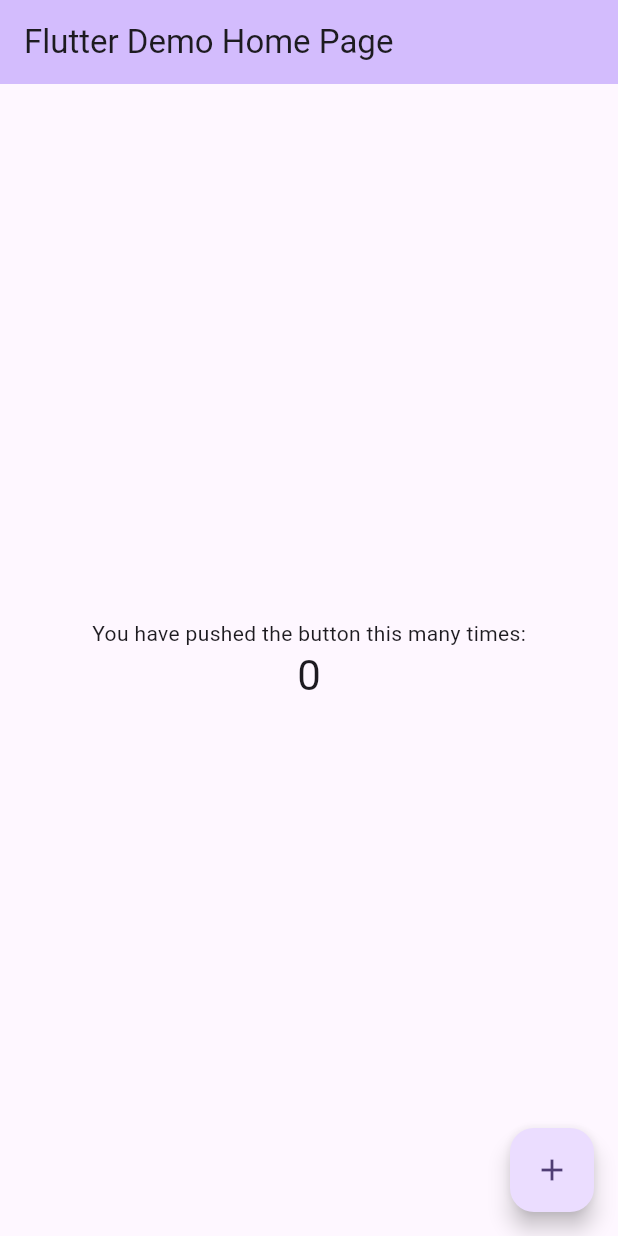
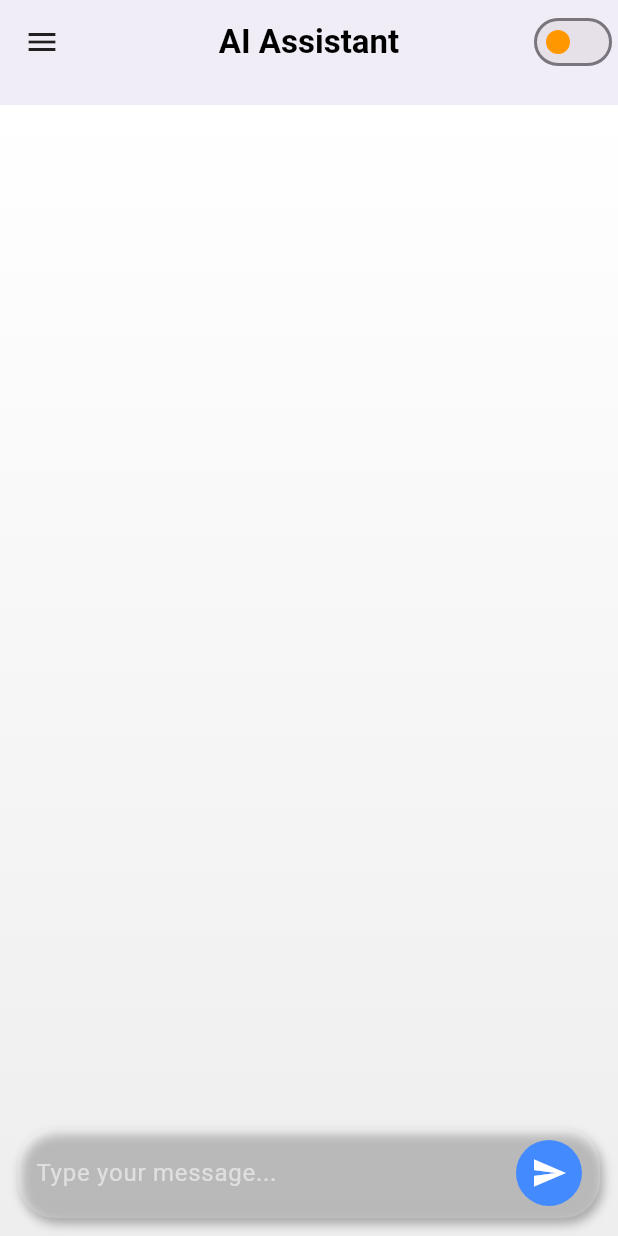
Before and after one commit to harmankaler-coder/Chat-App, a Flutter app: the screen it shows after launch, on a phone screen of 412 x 824 dp. Run offline on Flutter 3.47's test engine with Material 3 defaults, Android fonts, the phone set to English and light mode, and no system bars.

Commit message:
added ui elements

```diff
--- a/frontend/lib/main.dart
+++ b/frontend/lib/main.dart
@@ -1,125 +1,45 @@
 import 'package:flutter/material.dart';
+import 'screens/home_screen.dart';
 
 void main() {
   runApp(const MyApp());
 }
 
-class MyApp extends StatelessWidget {
+class MyApp extends StatefulWidget {
   const MyApp({super.key});
 
-  // This widget is the root of your application.
   @override
-  Widget build(BuildContext context) {
-    return MaterialApp(
-      title: 'Flutter Demo',
-      theme: ThemeData(
-        // This is the theme of your application.
-        //
-        // TRY THIS: Try running your application with "flutter run". You'll see
-        // the application has a purple toolbar. Then, without quitting the app,
-        // try changing the seedColor in the colorScheme below to Colors.green
-        // and then invoke "hot reload" (save your changes or press the "hot
-        // reload" button in a Flutter-supported IDE, or press "r" if you used
-        // the command line to start the app).
-        //
-        // Notice that the counter didn't reset back to zero; the application
-        // state is not lost during the reload. To reset the state, use hot
-        // restart instead.
-        //
-        // This works for code too, not just values: Most code changes can be
-        // tested with just a hot reload.
-        colorScheme: ColorScheme.fromSeed(seedColor: Colors.deepPurple),
-        useMaterial3: true,
-      ),
-      home: const MyHomePage(title: 'Flutter Demo Home Page'),
-    );
-  }
+  _MyAppState createState() => _MyAppState();
 }
 
-class MyHomePage extends StatefulWidget {
-  const MyHomePage({super.key, required this.title});
+class _MyAppState extends State<MyApp> {
+  bool _isDarkMode = false;
 
-  // This widget is the home page of your application. It is stateful, meaning
-  // that it has a State object (defined below) that contains fields that affect
-  // how it looks.
-
-  // This class is the configuration for the state. It holds the values (in this
-  // case the title) provided by the parent (in this case the App widget) and
-  // used by the build method of the State. Fields in a Widget subclass are
-  // always marked "final".
-
-  final String title;
-
-  @override
-  State<MyHomePage> createState() => _MyHomePageState();
-}
-
-class _MyHomePageState extends State<MyHomePage> {
-  int _counter = 0;
-
-  void _incrementCounter() {
+  void _toggleTheme() {
     setState(() {
-      // This call to setState tells the Flutter framework that something has
-      // changed in this State, which causes it to rerun the build method below
-      // so that the display can reflect the updated values. If we changed
-      // _counter without calling setState(), then the build method would not be
-      // called again, and so nothing would appear to happen.
-      _counter++;
+      _isDarkMode = !_isDarkMode;
     });
   }
 
   @override
   Widget build(BuildContext context) {
-    // This method is rerun every time setState is called, for instance as done
-    // by the _incrementCounter method above.
-    //
-    // The Flutter framework has been optimized to make rerunning build methods
-    // fast, so that you can just rebuild anything that needs updating rather
-    // than having to individually change instances of widgets.
-    return Scaffold(
-      appBar: AppBar(
-        // TRY THIS: Try changing the color here to a specific color (to
-        // Colors.amber, perhaps?) and trigger a hot reload to see the AppBar
-        // change color while the other colors stay the same.
-        backgroundColor: Theme.of(context).colorScheme.inversePrimary,
-        // Here we take the value from the MyHomePage object that was created by
-        // the App.build method, and use it to set our appbar title.
-        title: Text(widget.title),
+    return MaterialApp(
+      debugShowCheckedModeBanner: false,
+      themeMode: _isDarkMode ? ThemeMode.dark : ThemeMode.light,
+      theme: ThemeData(
+        brightness: Brightness.light,
+        primarySwatch: Colors.blue,
+        scaffoldBackgroundColor: Colors.white,
       ),
-      body: Center(
-        // Center is a layout widget. It takes a single child and positions it
-        // in the middle of the parent.
-        child: Column(
-          // Column is also a layout widget. It takes a list of children and
-          // arranges them vertically. By default, it sizes itself to fit its
-          // children horizontally, and tries to be as tall as its parent.
-          //
-          // Column has various properties to control how it sizes itself and
-          // how it positions its children. Here we use mainAxisAlignment to
-          // center the children vertically; the main axis here is the vertical
-          // axis because Columns are vertical (the cross axis would be
-          // horizontal).
-          //
-          // TRY THIS: Invoke "debug painting" (choose the "Toggle Debug Paint"
-          // action in the IDE, or press "p" in the console), to see the
-          // wireframe for each widget.
-          mainAxisAlignment: MainAxisAlignment.center,
-          children: <Widget>[
-            const Text(
-              'You have pushed the button this many times:',
-            ),
-            Text(
-              '$_counter',
-              style: Theme.of(context).textTheme.headlineMedium,
-            ),
-          ],
-        ),
+      darkTheme: ThemeData(
+        brightness: Brightness.dark,
+        primarySwatch: Colors.blue,
+        scaffoldBackgroundColor: Colors.black,
       ),
-      floatingActionButton: FloatingActionButton(
-        onPressed: _incrementCounter,
-        tooltip: 'Increment',
-        child: const Icon(Icons.add),
-      ), // This trailing comma makes auto-formatting nicer for build methods.
+      home: HomeScreen(
+        toggleTheme: _toggleTheme,
+        isDarkMode: _isDarkMode,
+      ),
     );
   }
 }
--- /dev/null
+++ b/frontend/lib/providers/chat_provider.dart
@@ -0,0 +1,21 @@
+class ChatProvider {
+  static final ChatProvider _instance = ChatProvider._internal();
+
+  factory ChatProvider() {
+    return _instance;
+  }
+
+  ChatProvider._internal();
+
+  final List<String> _chatHistory = [];
+
+  List<String> get chatHistory => _chatHistory;
+
+  void addMessage(String message) {
+    _chatHistory.add(message);
+  }
+
+  void clearChat() {
+    _chatHistory.clear();
+  }
+}
--- /dev/null
+++ b/frontend/lib/screens/home_screen.dart
@@ -0,0 +1,98 @@
+import 'package:flutter/material.dart';
+import '../providers/chat_provider.dart';
+import '../widgets/chat_list.dart';
+import '../widgets/input_bar.dart';
+
+class HomeScreen extends StatefulWidget {
+  final VoidCallback toggleTheme;
+  final bool isDarkMode;
+
+  const HomeScreen({super.key, required this.toggleTheme, required this.isDarkMode});
+
+  @override
+  _HomeScreenState createState() => _HomeScreenState();
+}
+
+class _HomeScreenState extends State<HomeScreen> {
+  final ChatProvider chatProvider = ChatProvider();
+  bool _isLoading = false;
+
+  void _sendMessage(String command) async {
+    if (command.isNotEmpty) {
+      setState(() {
+        chatProvider.addMessage("User: $command");
+        _isLoading = true;
+      });
+
+      String response = await Future.delayed(
+          const Duration(seconds: 2), () => "Processing: $command");
+
+      setState(() {
+        chatProvider.addMessage("Assistant: $response");
+        _isLoading = false;
+      });
+    }
+  }
+
+  @override
+  Widget build(BuildContext context) {
+    return Scaffold(
+      extendBodyBehindAppBar: false,
+      appBar: PreferredSize(
+        preferredSize: const Size.fromHeight(70),
+        child: AppBar(
+          backgroundColor: widget.isDarkMode ? Colors.black : Colors.white,
+          elevation: 5,
+          title: Text(
+            "AI Assistant",
+            style: TextStyle(
+              fontWeight: FontWeight.bold,
+              fontSize: 22,
+              color: widget.isDarkMode ? Colors.white : Colors.black,
+            ),
+          ),
+          centerTitle: true,
+          leading: IconButton(
+            icon: Icon(Icons.menu, color: widget.isDarkMode ? Colors.white : Colors.black87),
+            onPressed: () {},
+          ),
+          actions: [
+            Switch(
+              value: widget.isDarkMode,
+              onChanged: (value) => widget.toggleTheme(),
+              activeColor: Colors.blueAccent,
+              inactiveThumbColor: Colors.orange,
+            ),
+          ],
+        ),
+      ),
+      body: Container(
+        decoration: BoxDecoration(
+          gradient: LinearGradient(
+            colors: widget.isDarkMode
+                ? [Colors.black, Colors.grey[900]!]
+                : [Colors.white, Colors.grey[200]!],
+            begin: Alignment.topCenter,
+            end: Alignment.bottomCenter,
+          ),
+        ),
+        child: Column(
+          children: [
+            Expanded(
+              child: Padding(
+                padding: const EdgeInsets.only(top: 10.0), // Ensures chat starts below AppBar
+                child: ChatList(chatHistory: chatProvider.chatHistory, isDarkMode: widget.isDarkMode),
+              ),
+            ),
+            if (_isLoading)
+              const Padding(
+                padding: EdgeInsets.all(8.0),
+                child: CircularProgressIndicator(color: Colors.blueAccent),
+              ),
+            InputBar(onSend: _sendMessage),
+          ],
+        ),
+      ),
+    );
+  }
+}
--- /dev/null
+++ b/frontend/lib/widgets/chat_list.dart
@@ -0,0 +1,51 @@
+import 'package:flutter/material.dart';
+
+class ChatList extends StatelessWidget {
+  final List<String> chatHistory;
+  final bool isDarkMode;
+
+  const ChatList({super.key, required this.chatHistory, required this.isDarkMode});
+
+  @override
+  Widget build(BuildContext context) {
+    return ListView.builder(
+      padding: const EdgeInsets.symmetric(vertical: 10, horizontal: 10),
+      itemCount: chatHistory.length,
+      itemBuilder: (context, index) {
+        bool isUser = chatHistory[index].startsWith("User:");
+
+        return Align(
+          alignment: isUser ? Alignment.centerRight : Alignment.centerLeft,
+          child: Container(
+            margin: const EdgeInsets.symmetric(vertical: 6, horizontal: 12),
+            padding: const EdgeInsets.all(14),
+            decoration: BoxDecoration(
+              gradient: isUser
+                  ? const LinearGradient(colors: [Colors.blue, Colors.blueAccent])
+                  : LinearGradient(
+                  colors: isDarkMode
+                      ? [Colors.grey[850]!, Colors.grey[800]!]
+                      : [Colors.lightBlue[50]!, Colors.white]),
+              borderRadius: BorderRadius.circular(16),
+              boxShadow: [
+                BoxShadow(
+                  color: Colors.black.withOpacity(0.1),
+                  blurRadius: 5,
+                  offset: const Offset(2, 4),
+                ),
+              ],
+            ),
+            child: Text(
+              chatHistory[index].replaceFirst("User: ", "").replaceFirst("Assistant: ", ""),
+              style: TextStyle(
+                color: isUser ? Colors.white : (isDarkMode ? Colors.white70 : Colors.black87),
+                fontSize: 16,
+                fontWeight: FontWeight.w500,
+              ),
+            ),
+          ),
+        );
+      },
+    );
+  }
+}
--- /dev/null
+++ b/frontend/lib/widgets/input_bar.dart
@@ -0,0 +1,69 @@
+import 'package:flutter/material.dart';
+
+class InputBar extends StatefulWidget {
+  final Function(String) onSend;
+
+  const InputBar({super.key, required this.onSend});
+
+  @override
+  _InputBarState createState() => _InputBarState();
+}
+
+class _InputBarState extends State<InputBar> {
+  final TextEditingController _controller = TextEditingController();
+
+  void _handleSend() {
+    String text = _controller.text.trim();
+    if (text.isNotEmpty) {
+      widget.onSend(text);
+      _controller.clear();
+    }
+  }
+
+  @override
+  Widget build(BuildContext context) {
+    return Padding(
+      padding: const EdgeInsets.all(12.0),
+      child: Container(
+        padding: const EdgeInsets.symmetric(horizontal: 12, vertical: 6),
+        decoration: BoxDecoration(
+          color: Colors.white.withOpacity(0.2),
+          borderRadius: BorderRadius.circular(25),
+          boxShadow: [
+            BoxShadow(
+              color: Colors.black.withOpacity(0.3),
+              blurRadius: 5,
+              offset: const Offset(2, 4),
+            ),
+          ],
+        ),
+        child: Row(
+          children: [
+            Expanded(
+              child: TextField(
+                controller: _controller,
+                style: const TextStyle(color: Colors.white),
+                decoration: const InputDecoration(
+                  hintText: "Type your message...",
+                  hintStyle: TextStyle(color: Colors.white54),
+                  border: InputBorder.none,
+                ),
+              ),
+            ),
+            GestureDetector(
+              onTap: _handleSend,
+              child: Container(
+                padding: const EdgeInsets.all(10),
+                decoration: BoxDecoration(
+                  shape: BoxShape.circle,
+                  color: Colors.blueAccent,
+                ),
+                child: const Icon(Icons.send, color: Colors.white),
+              ),
+            ),
+          ],
+        ),
+      ),
+    );
+  }
+}
```
